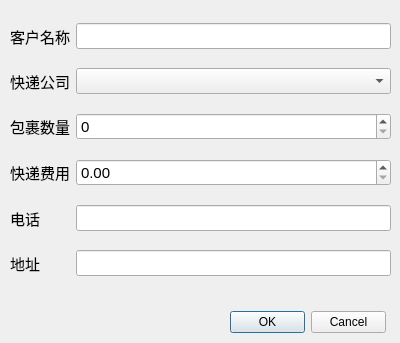
The window that FrmExpressOrder.ui (linchengyuan/db) describes before a commit, drawn with Qt 5.
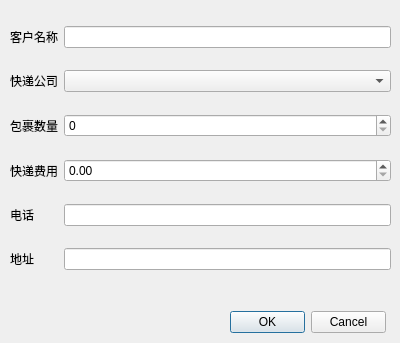
The same window after the commit.

```diff
--- a/FrmExpressOrder.ui
+++ b/FrmExpressOrder.ui
@@ -27,7 +27,7 @@
      <widget class="QLabel" name="label_2">
       <property name="font">
        <font>
-        <pointsize>11</pointsize>
+        <pointsize>9</pointsize>
        </font>
       </property>
       <property name="text">
@@ -39,7 +39,7 @@
      <widget class="QLineEdit" name="name">
       <property name="font">
        <font>
-        <pointsize>11</pointsize>
+        <pointsize>9</pointsize>
        </font>
       </property>
      </widget>
@@ -48,7 +48,7 @@
      <widget class="QLabel" name="label">
       <property name="font">
        <font>
-        <pointsize>11</pointsize>
+        <pointsize>9</pointsize>
        </font>
       </property>
       <property name="text">
@@ -60,7 +60,7 @@
      <widget class="QComboBox" name="comboBox">
       <property name="font">
        <font>
-        <pointsize>11</pointsize>
+        <pointsize>9</pointsize>
        </font>
       </property>
      </widget>
@@ -69,7 +69,7 @@
      <widget class="QLabel" name="label_3">
       <property name="font">
        <font>
-        <pointsize>11</pointsize>
+        <pointsize>9</pointsize>
        </font>
       </property>
       <property name="text">
@@ -81,16 +81,19 @@
      <widget class="QSpinBox" name="spinBox">
       <property name="font">
        <font>
-        <pointsize>11</pointsize>
+        <pointsize>9</pointsize>
        </font>
       </property>
+      <property name="maximum">
+       <number>999999</number>
+      </property>
      </widget>
     </item>
     <item row="3" column="0">
      <widget class="QLabel" name="label_4">
       <property name="font">
        <font>
-        <pointsize>11</pointsize>
+        <pointsize>9</pointsize>
        </font>
       </property>
       <property name="text">
@@ -102,16 +105,19 @@
      <widget class="QDoubleSpinBox" name="doubleSpinBox">
       <property name="font">
        <font>
-        <pointsize>11</pointsize>
+        <pointsize>9</pointsize>
        </font>
       </property>
+      <property name="maximum">
+       <double>999999999.990000009536743</double>
+      </property>
      </widget>
     </item>
     <item row="4" column="0">
      <widget class="QLabel" name="label_5">
       <property name="font">
        <font>
-        <pointsize>11</pointsize>
+        <pointsize>9</pointsize>
        </font>
       </property>
       <property name="text">
@@ -123,7 +129,7 @@
      <widget class="QLineEdit" name="lineEdit_2">
       <property name="font">
        <font>
-        <pointsize>11</pointsize>
+        <pointsize>9</pointsize>
        </font>
       </property>
      </widget>
@@ -132,7 +138,7 @@
      <widget class="QLabel" name="label_6">
       <property name="font">
        <font>
-        <pointsize>11</pointsize>
+        <pointsize>9</pointsize>
        </font>
       </property>
       <property name="text">
@@ -144,7 +150,7 @@
      <widget class="QLineEdit" name="lineEdit_3">
       <property name="font">
        <font>
-        <pointsize>11</pointsize>
+        <pointsize>9</pointsize>
        </font>
       </property>
      </widget>
```
Left out of the diff: 10 changed lines with no effect on the pictures.
